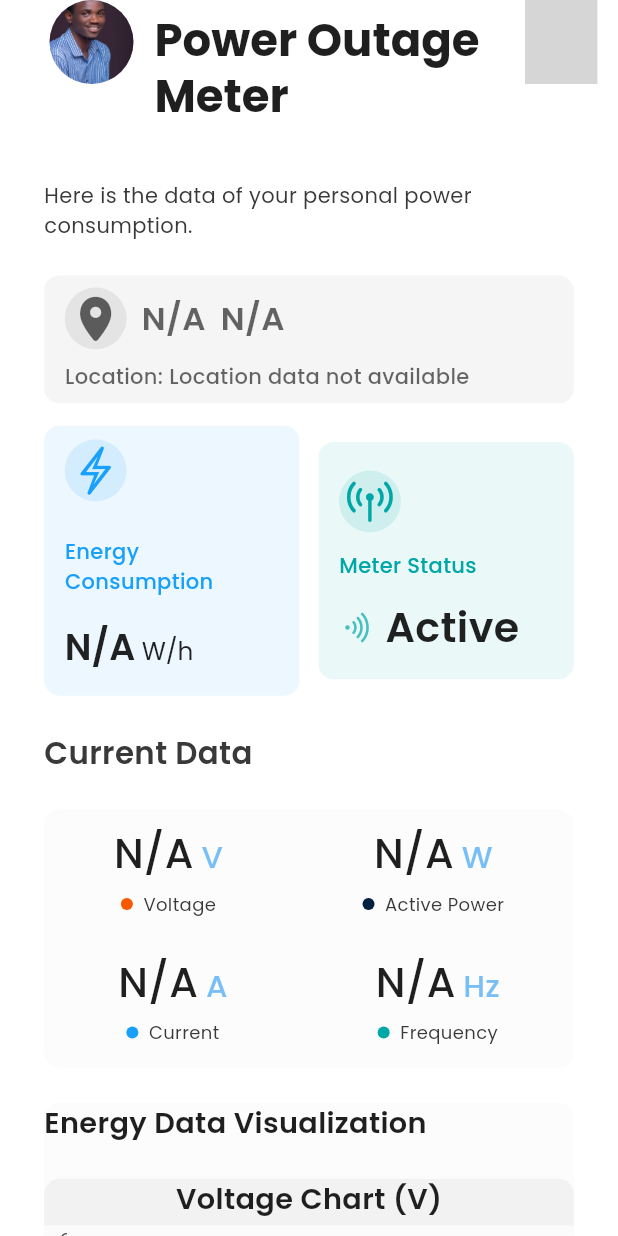
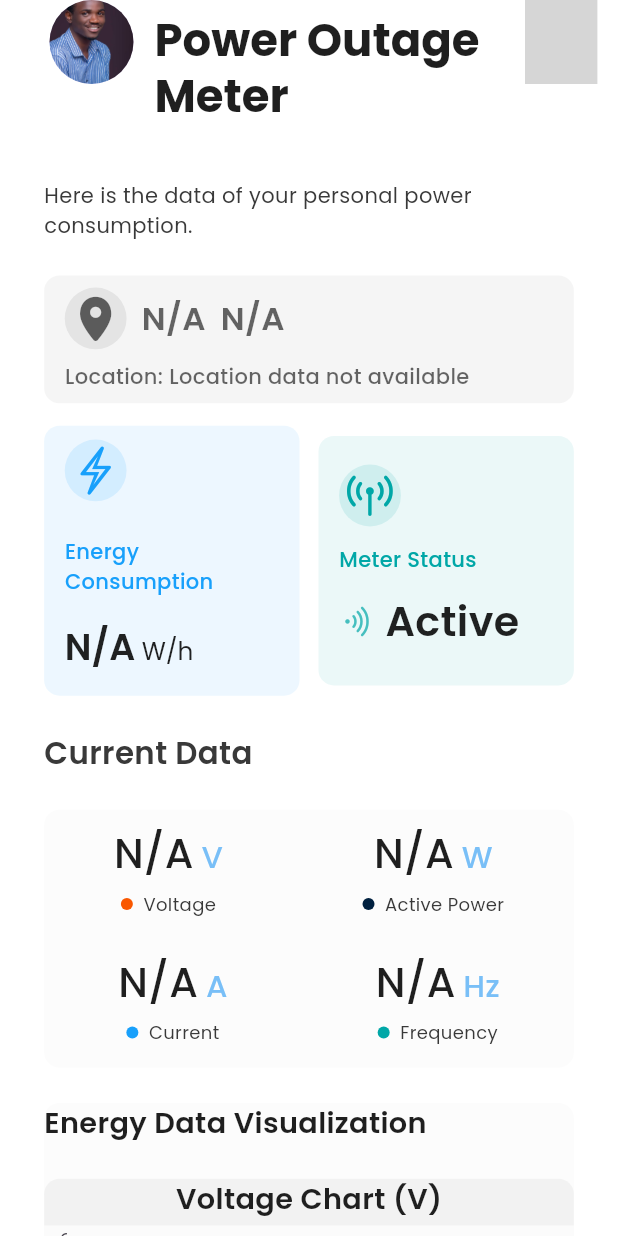
Before and after one commit to sir-reborn/smartmeter, a Flutter app: the screen it shows after launch, on a phone screen of 412 x 824 dp. Run offline on Flutter 3.47's test engine with Material 3 defaults, Android fonts, the phone set to English and light mode, and no system bars; our stand-ins replace firebase_core, firebase_database, google_fonts, shared_preferences, syncfusion_flutter_charts; missing offline and left inert: icon_badge; accounts and stored records are empty; grey boxes are pictures that could not be loaded.

Commit message:
Update energy and power status

```diff
--- a/lib/components/dashboard_component/energy_and_power_status_containers.dart
+++ b/lib/components/dashboard_component/energy_and_power_status_containers.dart
@@ -174,7 +174,8 @@ class _MetersDetailsContainerState extends State<MetersDetailsContainer> {
                   ),
                 ],
               ),
-              const Spacer1(),
+              const SizedBox(height: 8),
+              faultDetected ? SizedBox(height: 9) : SizedBox(height: 15),
             ],
           ),
         ),
```
